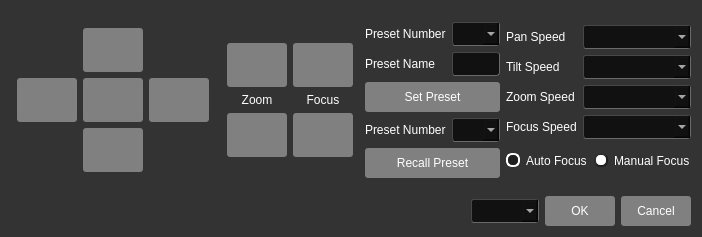
Qt form presetsetupdlg.ui (nospam2k/Sony-PTZ-Controller) before a commit.
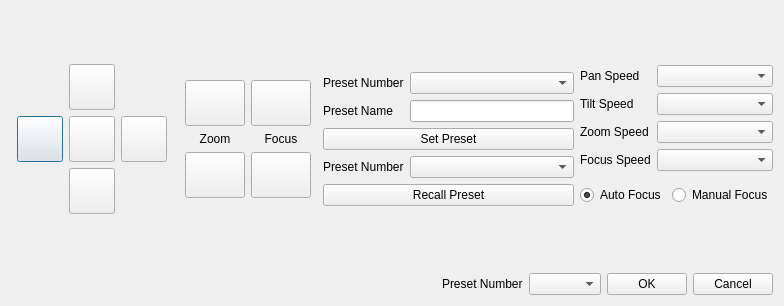
The same form after that commit. Icons and pictures are not drawn.

What changed in the file:
```diff
--- a/presetsetupdlg.ui
+++ b/presetsetupdlg.ui
@@ -6,8 +6,8 @@
    <rect>
     <x>0</x>
     <y>0</y>
-    <width>680</width>
-    <height>237</height>
+    <width>784</width>
+    <height>306</height>
    </rect>
   </property>
   <property name="windowTitle">
@@ -130,14 +130,14 @@
  	 border-width: 2px;
 	 border-color: #1f1f1f;
 	background : white;
-	border-radius : 6px;
+	border-radius : 9px;
 }
 QRadioButton::indicator:checked{
 	 border-style: outset;
  	 border-width: 2px;
 	 border-color: white;
 	background : #1f1f1f;
-	border-radius : 6px;
+	border-radius : 9px;
 }
 QCheckBox::indicator{
 	 border-style: outset;
@@ -155,7 +155,7 @@
 	border-style : outset;
 	border-width : 1px;
 	border-color : #c9c9c9;
-}</string>
+}sss</string>
   </property>
   <layout class="QVBoxLayout" name="verticalLayout_2">
    <item>
@@ -727,6 +727,13 @@
        </property>
       </spacer>
      </item>
+     <item>
+      <widget class="QLabel" name="label_10">
+       <property name="text">
+        <string>Preset Number</string>
+       </property>
+      </widget>
+     </item>
      <item>
       <widget class="QComboBox" name="presetCombo"/>
      </item>
```
